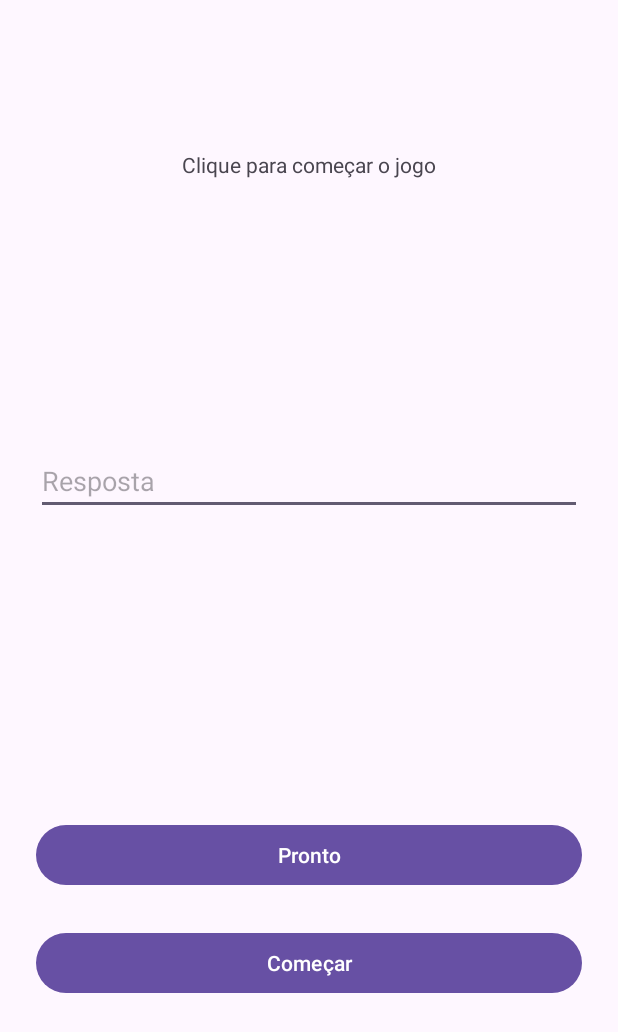
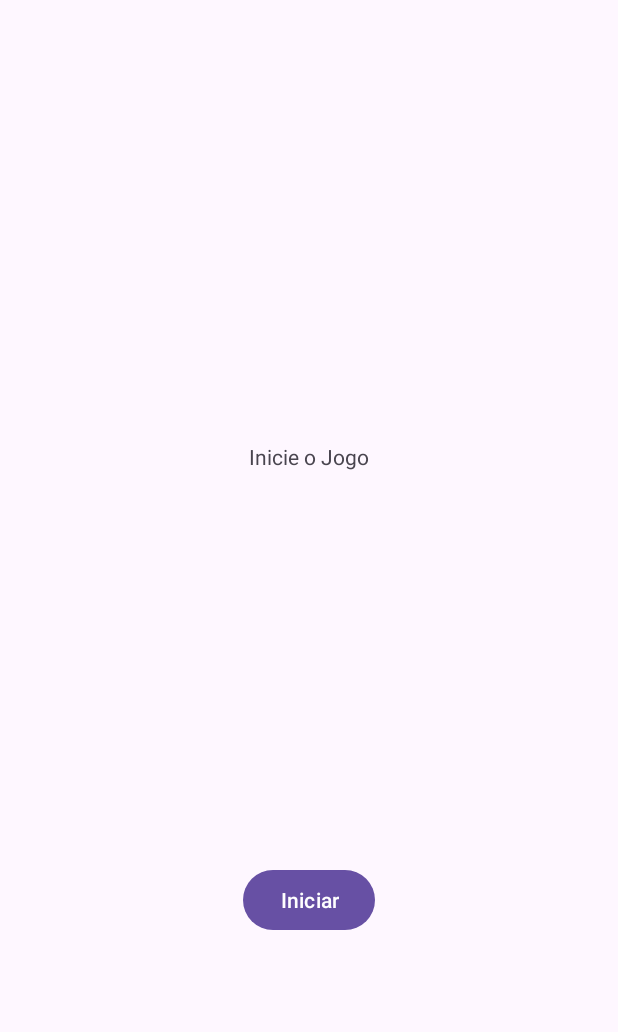
Before and after one commit to Renan-Szimanski/AdivinharPalavras, an Android app: the screen it shows after launch (MainActivity), on a phone screen of 412 x 824 dp. Shown: the top 1032 px of the screen. Run offline under Robolectric (Android 15) with nearby library versions, the phone set to English and light mode, and no system bars.

Commit message:
Letras não se repetem mais, jogo funciona em outra Activity agora para a Main ser o menu principal

```diff
--- a/app/src/main/AndroidManifest.xml
+++ b/app/src/main/AndroidManifest.xml
@@ -13,6 +13,9 @@
         android:theme="@style/Theme.AdivinharPalavras"
         tools:targetApi="31">
         <activity
+            android:name=".ActivityGame"
+            android:exported="false" />
+        <activity
             android:name=".MainActivity"
             android:exported="true">
             <intent-filter>
--- a/app/src/main/java/com/example/adivinharpalavras/MainActivity.kt
+++ b/app/src/main/java/com/example/adivinharpalavras/MainActivity.kt
@@ -1,5 +1,6 @@
 package com.example.adivinharpalavras
 
+import android.content.Intent
 import android.os.Bundle
 import android.view.inputmethod.InputBinding
 import android.widget.Toast
@@ -13,7 +14,7 @@ import java.io.File
 import java.io.InputStreamReader
 
 
-lateinit var binding: ActivityMainBinding
+    private lateinit var binding: ActivityMainBinding
 
 class MainActivity : AppCompatActivity() {
     override fun onCreate(savedInstanceState: Bundle?) {
@@ -23,67 +24,13 @@ class MainActivity : AppCompatActivity() {
         binding = ActivityMainBinding.inflate(layoutInflater)
         setContentView(binding.root)
 
-        val mudartexto = binding.titulo
-        val botao = binding.nextButtom
-        val resposta = binding.enterAnswer.text
-        val aceitar = binding.acceptBtn
-        val pntTxt = binding.pnt
-        var pontos = 50
+        val start = binding.startbutton
 
 
-
-
-
-
-        //pega palavras aleatorias
-        fun aleatorio(){
-
-            val inputStream = assets.open("words.txt")
-            val linhas = BufferedReader(InputStreamReader(inputStream)).readLines()
-
-            var randomWords = linhas.shuffled().take(1).toString()
-            mudartexto.text = randomWords
-
+        start.setOnClickListener{
+            val intent = Intent(this, ActivityGame::class.java)
+            startActivity(intent)
         }
 
-        //botao de proxima palavra tira -20 pontos ao ser usada
-        botao.setOnClickListener{
-            if (pontos < 20){
-                Toast.makeText(this,"Voce nâo tem pontos suficiente!", Toast.LENGTH_SHORT).show()
-            }else{
-                aleatorio()
-
-                pontos -= 20
-                pntTxt.text = "Pontos: $pontos"
-                botao.hint = "Próxima"
-
-                aceitar.setOnClickListener{
-                    //mensagem de campo vazio
-                    if (resposta.isEmpty()){
-                        Toast.makeText(this,"Coloque uma palavra", Toast.LENGTH_SHORT).show()
-                    }else{
-                        if (resposta.toString() != mudartexto.text){
-                            Toast.makeText(this, "Resposta Errada! -30pt", Toast.LENGTH_SHORT).show()
-                            pontos -= 30
-                            pntTxt.text = "Pontos: $pontos"
-                        }else{
-                            pontos += 20
-                            aleatorio()
-                            pntTxt.text = "Pontos: $pontos"
-                            Toast.makeText(this, "Respota Certa! +20pt", Toast.LENGTH_SHORT).show()
-                        }
-                    }
-                }
-            }
-        }
-
-
-
-
-
-
-
-        }
-
-
-        }
+    }
+}
--- a/app/src/main/res/layout/activity_main.xml
+++ b/app/src/main/res/layout/activity_main.xml
@@ -8,66 +8,27 @@
     tools:context=".MainActivity">
 
 
-    <TextView
-        android:id="@+id/pnt"
-        android:layout_width="wrap_content"
-        android:layout_height="wrap_content"
-        android:layout_marginBottom="32dp"
-        android:inputType="text"
-        app:layout_constraintBottom_toBottomOf="parent"
-        app:layout_constraintEnd_toEndOf="parent"
-        app:layout_constraintStart_toStartOf="parent" />
-
-    <Button
-        android:id="@+id/acceptBtn"
-        android:layout_width="match_parent"
-        android:layout_height="wrap_content"
-        android:layout_margin="24dp"
-        android:hint="Pronto"
-        android:textColorHint="@color/white"
-        app:layout_constraintBottom_toTopOf="@+id/pnt"
-        app:layout_constraintEnd_toEndOf="parent"
-        app:layout_constraintStart_toStartOf="parent"
-        app:layout_constraintTop_toBottomOf="@+id/enterAnswer" />
-
-    <Button
-        android:id="@+id/nextButtom"
-        android:layout_width="match_parent"
-        android:layout_height="wrap_content"
-        android:layout_margin="24dp"
-        android:layout_marginBottom="212dp"
-        android:hint="Começar"
-        android:textColorHint="@color/white"
-        app:layout_constraintBottom_toTopOf="@+id/pnt"
-        app:layout_constraintEnd_toEndOf="parent"
-        app:layout_constraintHorizontal_bias="0.666"
-        app:layout_constraintStart_toStartOf="parent"
-        app:layout_constraintTop_toBottomOf="@+id/acceptBtn"
-        app:layout_constraintVertical_bias="0.0" />
 
     <TextView
         android:id="@+id/titulo"
         android:layout_width="wrap_content"
         android:layout_height="wrap_content"
-        android:layout_marginTop="100dp"
-        android:text="Clique para começar o jogo"
+        android:layout_marginTop="32dp"
+        android:text="Inicie o Jogo"
+        app:layout_constraintBottom_toTopOf="@+id/startbutton"
         app:layout_constraintEnd_toEndOf="parent"
         app:layout_constraintStart_toStartOf="parent"
         app:layout_constraintTop_toTopOf="parent" />
 
-    <EditText
-        android:id="@+id/enterAnswer"
-        android:layout_width="match_parent"
+    <Button
+        android:id="@+id/startbutton"
+        android:layout_width="wrap_content"
         android:layout_height="wrap_content"
-        android:layout_margin="24dp"
-        android:layout_marginBottom="220dp"
-        android:ems="10"
-        android:hint="Resposta"
-        android:inputType="text"
-        app:layout_constraintBottom_toTopOf="@+id/acceptBtn"
+        android:layout_marginBottom="200dp"
+        android:text="Iniciar"
+        app:layout_constraintBottom_toBottomOf="parent"
         app:layout_constraintEnd_toEndOf="parent"
-        app:layout_constraintStart_toStartOf="parent"
-        app:layout_constraintTop_toBottomOf="@+id/titulo" />
+        app:layout_constraintStart_toStartOf="parent" />
 
 
 </androidx.constraintlayout.widget.ConstraintLayout>
--- a/app/src/main/res/values/colors.xml
+++ b/app/src/main/res/values/colors.xml
@@ -2,4 +2,8 @@
 <resources>
     <color name="black">#FF000000</color>
     <color name="white">#FFFFFFFF</color>
+    <color name="grey">#333333</color>
+    <color name="darkgrey">#111111</color>
+    <color name="lghtgrey">#777777</color>
+    <color name="dkgreen">#456767</color>
 </resources>
```
Also changed, not shown: app/src/main/java/com/example/adivinharpalavras/ActivityGame.kt (added, +86 -0 lines), app/src/main/res/layout/activity_game.xml (added, +81 -0 lines).
